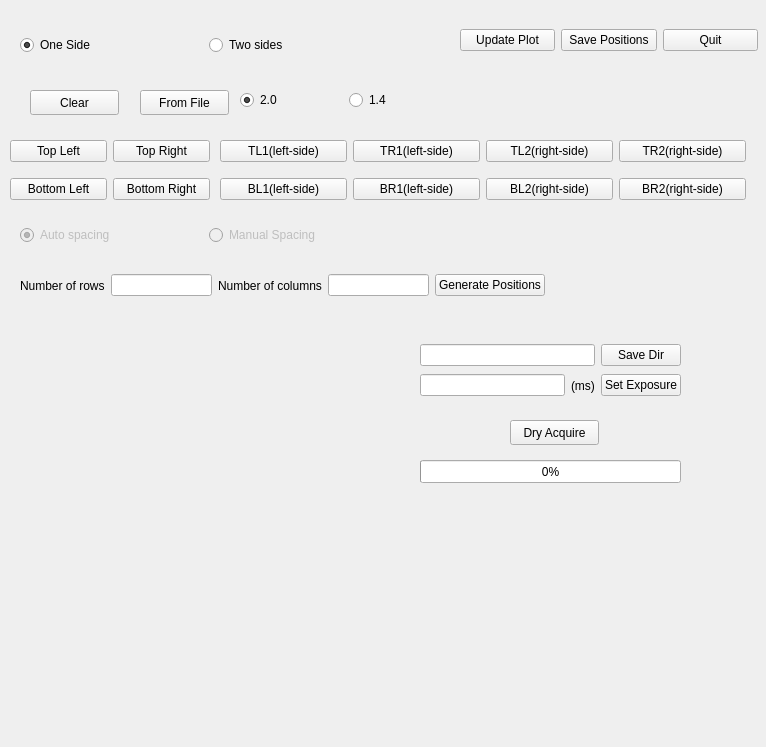
The window that sting/ui/qt_ui_files/posgen_window.ui (karempudi/sting) describes before a commit, drawn with Qt 5.
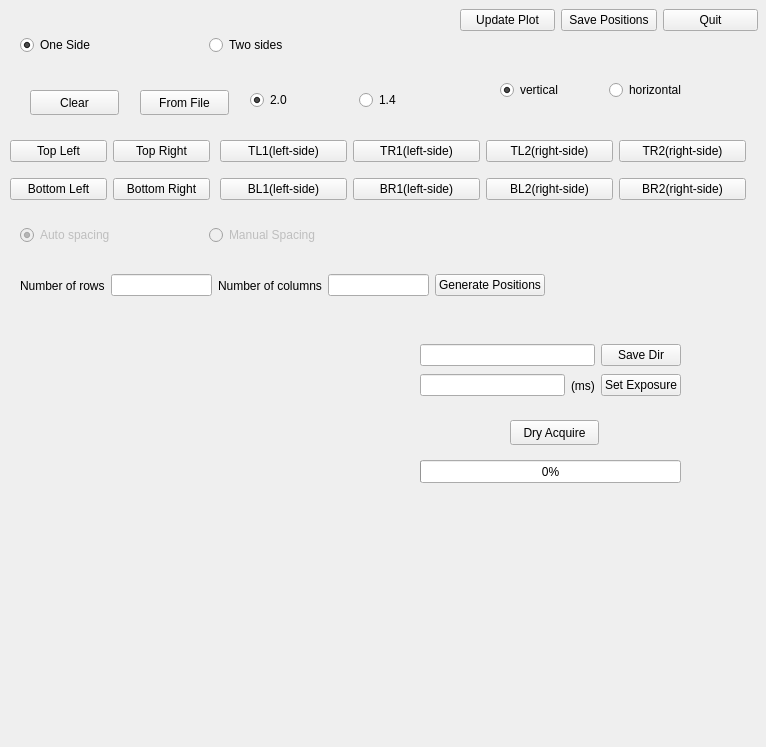
The same window after the commit. Custom widgets are drawn as their Qt base class.

Commit message: Added vertical grid movements for the new camera into position generation

The edit to the form file:
```diff
--- a/sting/ui/qt_ui_files/posgen_window.ui
+++ b/sting/ui/qt_ui_files/posgen_window.ui
@@ -192,7 +192,7 @@
       <x>460</x>
       <y>0</y>
       <width>298</width>
-      <height>80</height>
+      <height>41</height>
      </rect>
     </property>
     <layout class="QHBoxLayout" name="general_buttons">
@@ -416,7 +416,7 @@
    <widget class="QWidget" name="horizontalLayoutWidget_8">
     <property name="geometry">
      <rect>
-      <x>240</x>
+      <x>250</x>
       <y>80</y>
       <width>211</width>
       <height>41</height>
@@ -442,6 +442,35 @@
      </item>
     </layout>
    </widget>
+   <widget class="QWidget" name="horizontalLayoutWidget_9">
+    <property name="geometry">
+     <rect>
+      <x>500</x>
+      <y>70</y>
+      <width>211</width>
+      <height>41</height>
+     </rect>
+    </property>
+    <layout class="QHBoxLayout" name="chip_orientation_layout">
+     <item>
+      <widget class="QRadioButton" name="chip_vertical_button">
+       <property name="text">
+        <string>vertical</string>
+       </property>
+       <property name="checked">
+        <bool>true</bool>
+       </property>
+      </widget>
+     </item>
+     <item>
+      <widget class="QRadioButton" name="chip_horizontal_button">
+       <property name="text">
+        <string>horizontal</string>
+       </property>
+      </widget>
+     </item>
+    </layout>
+   </widget>
   </widget>
   <widget class="QMenuBar" name="menubar">
    <property name="geometry">
```
The commit also changes 3 other files.
